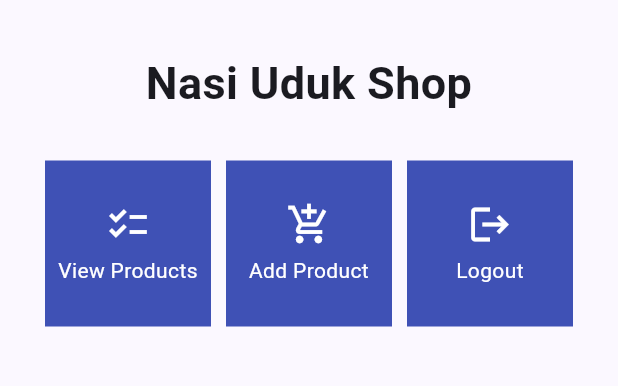
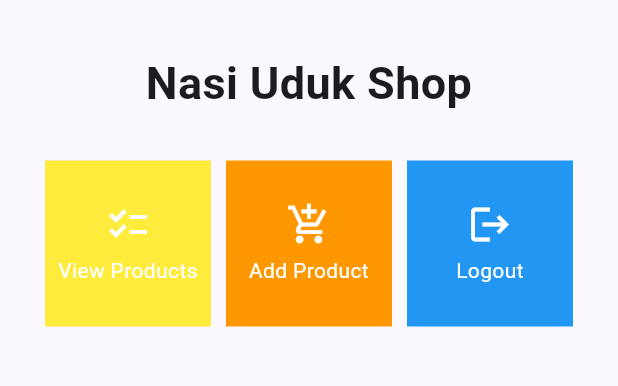
Before and after one commit to goosetea04/fshopping-list, a Flutter app: the MyHomePage screen opened directly, on a phone screen of 412 x 824 dp, the part 63-449 px from its top. Run offline on Flutter 3.47's test engine with Material 2 defaults, Android fonts, the phone set to English and light mode, and no system bars; missing offline and left inert: pbp_django_auth.

Commit message:
assignment 9 flutter side done

```diff
--- a/lib/screens/menu.dart
+++ b/lib/screens/menu.dart
@@ -6,9 +6,9 @@ class MyHomePage extends StatelessWidget {
   MyHomePage({Key? key}) : super(key: key);
 
   final List<ShopItem> items = [
-    ShopItem("View Products", Icons.checklist),
-    ShopItem("Add Product", Icons.add_shopping_cart),
-    ShopItem("Logout", Icons.logout),
+    ShopItem("View Products", Icons.checklist, Colors.yellow),
+    ShopItem("Add Product", Icons.add_shopping_cart, Colors.orange),
+    ShopItem("Logout", Icons.logout, Colors.blue),
   ];
 
   // This widget is the home page of your application. It is stateful, meaning
--- a/lib/widgets/shop_card.dart
+++ b/lib/widgets/shop_card.dart
@@ -8,8 +8,9 @@ import 'package:shoppinglist/screens/login.dart';
 class ShopItem {
   final String name;
   final IconData icon;
+  final Color color;
 
-  ShopItem(this.name, this.icon);
+  ShopItem(this.name, this.icon, this.color);
 }
 
 class ShopCard extends StatelessWidget {
@@ -21,7 +22,7 @@ class ShopCard extends StatelessWidget {
   Widget build(BuildContext context) {
     final request = context.watch<CookieRequest>();
     return Material(
-      color: Colors.indigo,
+      color: item.color,
       child: InkWell(
         // Responsive touch area
         onTap: () async {
```
Also changed, not shown: lib/screens/detail.dart (added, +48 -0 lines), lib/screens/list_product.dart (+11 -2 lines), 1 other file.
